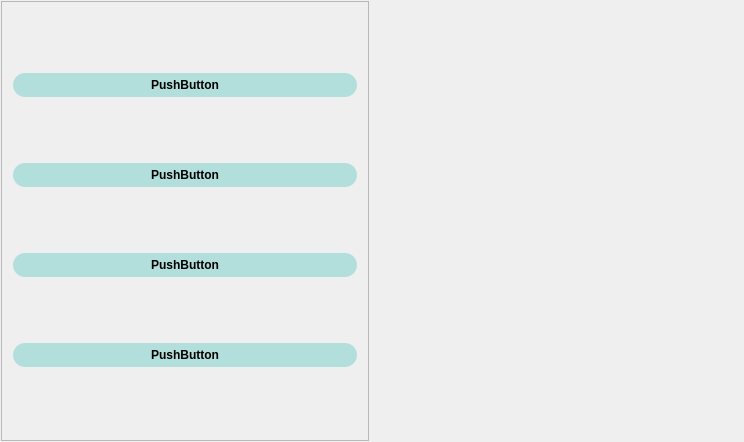
zadockmaloba/ProcurementSys, file storeapp.ui: the form before one commit.
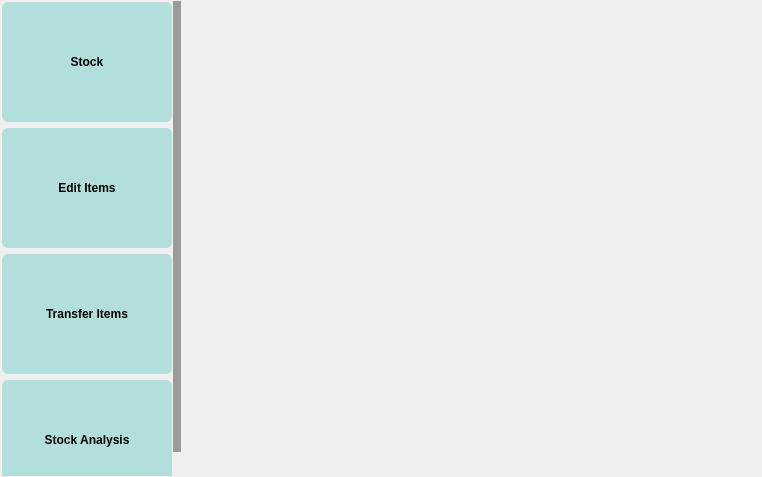
The form after the commit. Icons and pictures are not drawn.

```diff
--- a/storeapp.ui
+++ b/storeapp.ui
@@ -6,8 +6,8 @@
    <rect>
     <x>0</x>
     <y>0</y>
-    <width>744</width>
-    <height>442</height>
+    <width>762</width>
+    <height>477</height>
    </rect>
   </property>
   <property name="windowTitle">
@@ -436,11 +436,26 @@
    <item>
     <widget class="QScrollArea" name="scrollArea">
      <property name="sizePolicy">
-      <sizepolicy hsizetype="Minimum" vsizetype="Expanding">
+      <sizepolicy hsizetype="MinimumExpanding" vsizetype="Expanding">
        <horstretch>0</horstretch>
        <verstretch>0</verstretch>
       </sizepolicy>
      </property>
+     <property name="minimumSize">
+      <size>
+       <width>180</width>
+       <height>0</height>
+      </size>
+     </property>
+     <property name="maximumSize">
+      <size>
+       <width>180</width>
+       <height>16777215</height>
+      </size>
+     </property>
+     <property name="styleSheet">
+      <string notr="true">border-radius: 6px;</string>
+     </property>
      <property name="widgetResizable">
       <bool>true</bool>
      </property>
@@ -449,36 +464,96 @@
        <rect>
         <x>0</x>
         <y>0</y>
-        <width>366</width>
-        <height>438</height>
+        <width>172</width>
+        <height>500</height>
        </rect>
       </property>
       <layout class="QVBoxLayout" name="verticalLayout">
+       <property name="leftMargin">
+        <number>1</number>
+       </property>
+       <property name="topMargin">
+        <number>1</number>
+       </property>
+       <property name="rightMargin">
+        <number>1</number>
+       </property>
+       <property name="bottomMargin">
+        <number>1</number>
+       </property>
        <item>
         <widget class="QPushButton" name="pushButton">
+         <property name="sizePolicy">
+          <sizepolicy hsizetype="Minimum" vsizetype="Fixed">
+           <horstretch>0</horstretch>
+           <verstretch>0</verstretch>
+          </sizepolicy>
+         </property>
+         <property name="minimumSize">
+          <size>
+           <width>120</width>
+           <height>120</height>
+          </size>
+         </property>
          <property name="text">
-          <string>PushButton</string>
+          <string>Stock</string>
          </property>
         </widget>
        </item>
        <item>
         <widget class="QPushButton" name="pushButton_2">
+         <property name="sizePolicy">
+          <sizepolicy hsizetype="Minimum" vsizetype="Fixed">
+           <horstretch>0</horstretch>
+           <verstretch>0</verstretch>
+          </sizepolicy>
+         </property>
+         <property name="minimumSize">
+          <size>
+           <width>120</width>
+           <height>120</height>
+          </size>
+         </property>
          <property name="text">
-          <string>PushButton</string>
+          <string>Edit Items</string>
          </property>
         </widget>
        </item>
        <item>
         <widget class="QPushButton" name="pushButton_3">
+         <property name="sizePolicy">
+          <sizepolicy hsizetype="Minimum" vsizetype="Fixed">
+           <horstretch>0</horstretch>
+           <verstretch>0</verstretch>
+          </sizepolicy>
+         </property>
+         <property name="minimumSize">
+          <size>
+           <width>120</width>
+           <height>120</height>
+          </size>
+         </property>
          <property name="text">
-          <string>PushButton</string>
+          <string>Transfer Items</string>
          </property>
         </widget>
        </item>
-       <item>
+       <item alignment="Qt::AlignTop">
         <widget class="QPushButton" name="pushButton_4">
+         <property name="sizePolicy">
+          <sizepolicy hsizetype="Minimum" vsizetype="Fixed">
+           <horstretch>0</horstretch>
+           <verstretch>0</verstretch>
+          </sizepolicy>
+         </property>
+         <property name="minimumSize">
+          <size>
+           <width>120</width>
+           <height>120</height>
+          </size>
+         </property>
          <property name="text">
-          <string>PushButton</string>
+          <string>Stock Analysis</string>
          </property>
         </widget>
        </item>
@@ -488,8 +563,14 @@
    </item>
    <item>
     <widget class="QWidget" name="screenDC" native="true">
+     <property name="sizePolicy">
+      <sizepolicy hsizetype="MinimumExpanding" vsizetype="Preferred">
+       <horstretch>0</horstretch>
+       <verstretch>0</verstretch>
+      </sizepolicy>
+     </property>
      <property name="styleSheet">
-      <string notr="true">
+      <string notr="true">background-color: qlineargradient(spread:pad, x1:1, y1:1, x2:1, y2:0, stop:0 rgba(108, 171, 147, 255), stop:0.994318 rgba(186, 230, 230, 255));
 QScrollBox
 {
 	border-radius: 6px ;
```
